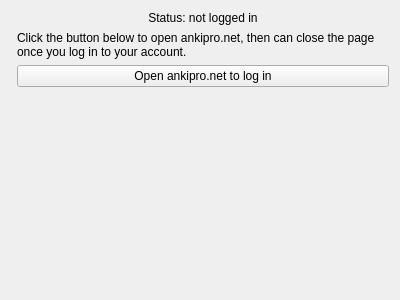
This is designer/ankipro.ui in abdnh/anki-copycat-importer as Qt 5 draws it before an edit. The edited form follows.
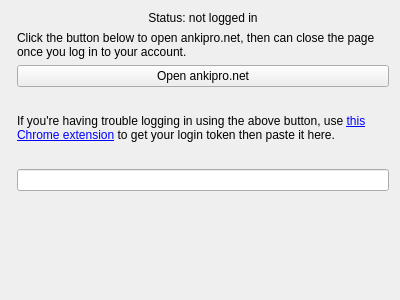
This is the edited form.

Commit message: Add text field to paste AnkiPro token

What changed in the file:
```diff
--- a/designer/ankipro.ui
+++ b/designer/ankipro.ui
@@ -20,10 +20,10 @@
    <string>AnkiApp</string>
   </property>
   <layout class="QFormLayout" name="formLayout">
-   <item row="2" column="1">
+   <item row="4" column="1">
     <widget class="QPushButton" name="login_button">
      <property name="text">
-      <string>Open ankipro.net to log in</string>
+      <string>Open ankipro.net</string>
      </property>
     </widget>
    </item>
@@ -50,6 +50,29 @@
      </property>
     </widget>
    </item>
+   <item row="5" column="1">
+    <widget class="QLabel" name="alternative_instructions">
+     <property name="text">
+      <string>If you're having trouble logging in using the above button, use &lt;a href=&quot;https://chromewebstore.google.com/detail/ankipro-export-helper/ghmmlnlfpghgbecgkiananhlbfakmcpd&quot;&gt;this Chrome extension&lt;/a&gt; to get your login token then paste it here.</string>
+     </property>
+     <property name="wordWrap">
+      <bool>true</bool>
+     </property>
+     <property name="openExternalLinks">
+      <bool>true</bool>
+     </property>
+    </widget>
+   </item>
+   <item row="6" column="1">
+    <widget class="QLineEdit" name="token">
+     <property name="text">
+      <string/>
+     </property>
+     <property name="echoMode">
+      <enum>QLineEdit::Password</enum>
+     </property>
+    </widget>
+   </item>
   </layout>
  </widget>
  <resources/>
```
The commit also changes 2 other files.
